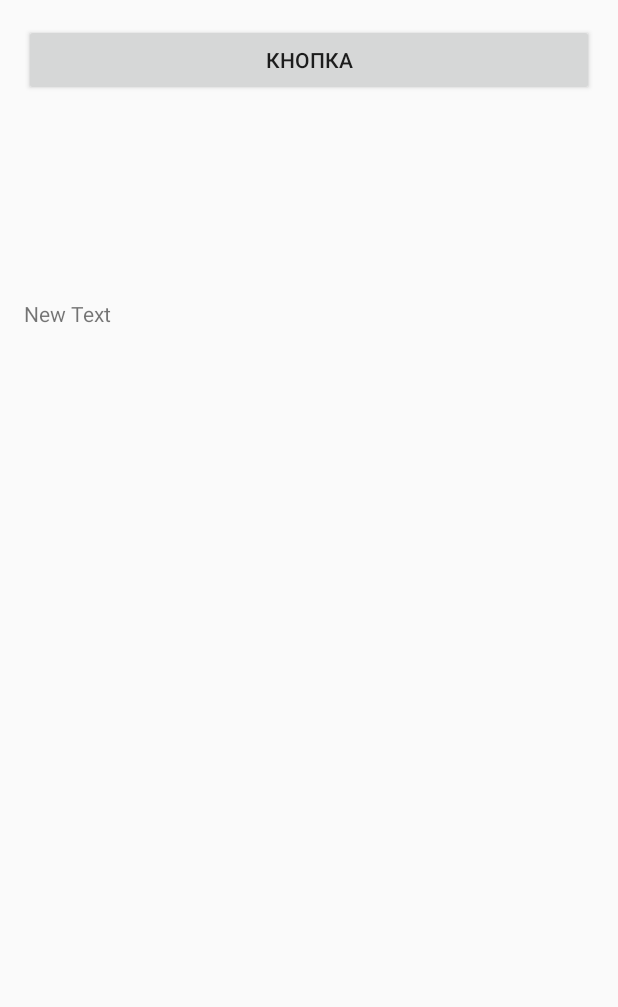
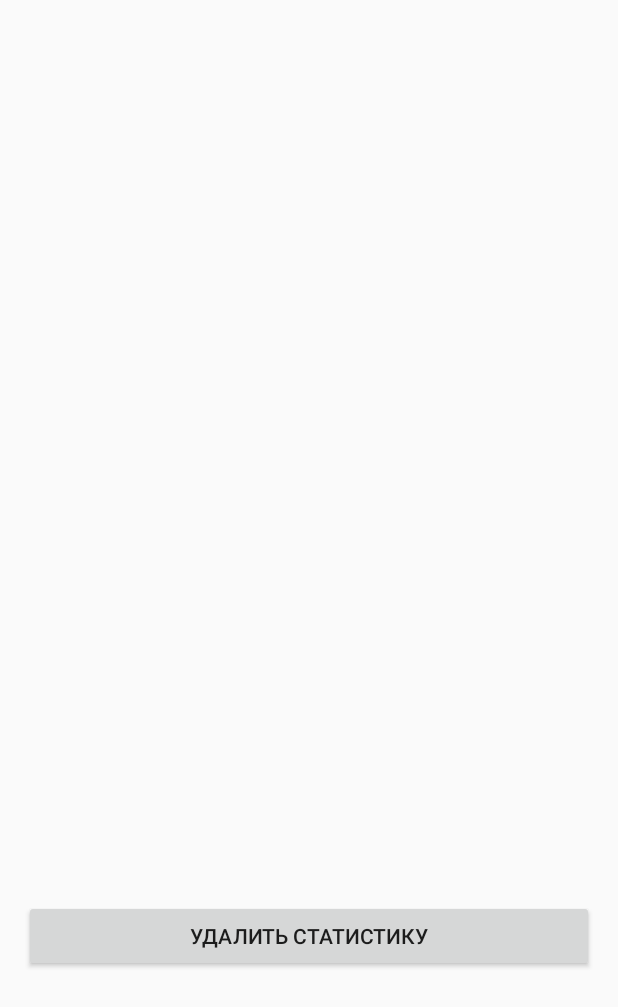
Before and after one commit to Nikita081/BullsAndCows, an Android app: the layout activity_results.xml on its own in the app's theme, with its tools: preview values and no code run, on a phone screen of 412 x 824 dp. Shown: the top 1007 px of the screen. Run offline under Robolectric (Android 15) with nearby library versions, the phone set to English and light mode, and no system bars.

```diff
--- a/sourses/AndroidClient/app/src/main/java/com/fupm/skeb/androidclient/BodyGame.java
+++ b/sourses/AndroidClient/app/src/main/java/com/fupm/skeb/androidclient/BodyGame.java
@@ -99,4 +99,8 @@ public class BodyGame {
         }
         return message;
     }
+
+    public int getAttempt(){
+        return attempt;
+    }
 }
--- a/sourses/AndroidClient/app/src/main/res/layout/activity_results.xml
+++ b/sourses/AndroidClient/app/src/main/res/layout/activity_results.xml
@@ -11,17 +11,21 @@
         android:layout_width="match_parent"
         android:layout_height="wrap_content"
         android:onClick="onClick"
-        android:text="Кнопка" />
+        android:text="@string/deleteStatistic"
+        android:layout_alignParentBottom="true"
+        android:layout_alignParentLeft="true"
+        android:layout_alignParentStart="true"
+        android:layout_marginBottom="160dp" />
 
     <TextView
         android:layout_width="wrap_content"
         android:layout_height="wrap_content"
-        android:text="New Text"
         android:id="@+id/resultView"
-        android:layout_marginTop="183dp"
+        android:layout_above="@+id/buttonCrowsCounter"
         android:layout_alignParentLeft="true"
         android:layout_alignParentStart="true"
-        android:layout_alignParentRight="true"
-        android:layout_alignParentEnd="true" />
+        android:layout_marginBottom="144dp"
+        android:layout_alignRight="@+id/buttonCrowsCounter"
+        android:layout_alignEnd="@+id/buttonCrowsCounter" />
 
 </RelativeLayout>
--- a/sourses/AndroidClient/app/src/main/res/values/strings.xml
+++ b/sourses/AndroidClient/app/src/main/res/values/strings.xml
@@ -24,6 +24,7 @@
     <string name="compliment2">ОК, я классный)</string>
     <string name="connect">Это нужно убрать</string>
     <string name="title_activity_results">Results</string>
+    <string name="deleteStatistic">Удалить статистику</string>
 
     <string name="hello_world">Hello world!</string>
     <string name="number1">1</string>
```
Also changed, not shown: sourses/AndroidClient/app/src/main/java/com/fupm/skeb/androidclient/Game.java (+17 -3 lines), sourses/AndroidClient/app/src/main/java/com/fupm/skeb/androidclient/Results.java (+12 -7 lines).
